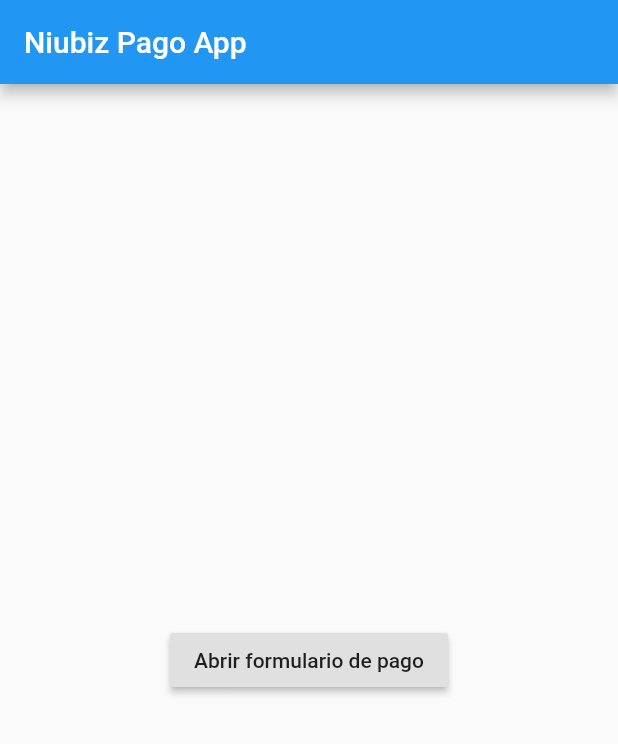
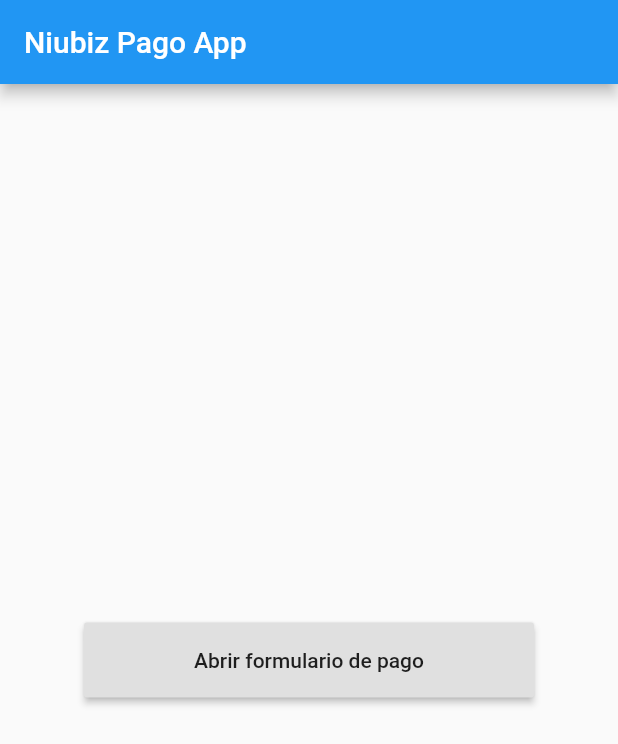
Before and after one commit to josephquirozs/flutter_niubiz_payment_app, a Flutter app: the screen it shows after launch, after a tap on "Abrir formulario de pago", on a phone screen of 412 x 824 dp. Shown: the top 744 px of the screen. Run offline on Flutter 3.47's test engine with Material 2 defaults, Android fonts, the phone set to English and light mode, and no system bars; network calls fail.

```diff
--- a/lib/home_page.dart
+++ b/lib/home_page.dart
@@ -15,6 +15,7 @@ class HomePage extends StatefulWidget {
 
 class _HomePageState extends State<HomePage> {
   static const channel = const MethodChannel('samples.flutter.dev/mychannel');
+  var _callingPaymentForm = false;
 
   @override
   Widget build(BuildContext context) {
@@ -23,9 +24,15 @@ class _HomePageState extends State<HomePage> {
         title: Text('Niubiz Pago App'),
       ),
       body: Center(
-        child: RaisedButton(
-          child: Text('Abrir formulario de pago'),
-          onPressed: () => _openPaymentForm(),
+        child: SizedBox(
+          width: 300,
+          height: 50,
+          child: RaisedButton(
+            child: _callingPaymentForm
+                ? CircularProgressIndicator()
+                : Text('Abrir formulario de pago'),
+            onPressed: () => _openPaymentForm(),
+          ),
         ),
       ),
     );
@@ -33,6 +40,8 @@ class _HomePageState extends State<HomePage> {
 
   Future<void> _openPaymentForm() async {
     print('Opening payment form');
+    _callingPaymentForm = true;
+    setState(() {});
     try {
       final myPaymentFormProperties = paymentFormProperties;
       myPaymentFormProperties['securityToken'] = await _getSecurityToken();
@@ -41,6 +50,9 @@ class _HomePageState extends State<HomePage> {
     } catch (e, st) {
       print(e);
       print(st);
+    } finally {
+      _callingPaymentForm = false;
+      setState(() {});
     }
   }
 
```
